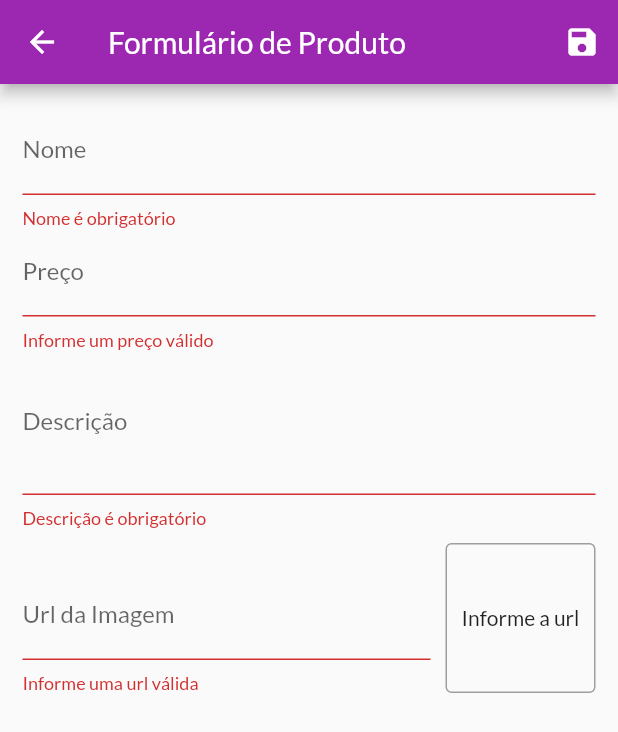
After one commit to gabrielaz318/shop-flutter, a Flutter app: the ProductFormScreen screen opened by its route, after a tap on the "save" icon, on a phone screen of 412 x 824 dp. The commit adds this screen. Shown: the top 732 px of the screen. Run offline on Flutter 3.47's test engine with Material 2 defaults, Android fonts, the phone set to English and light mode, and no system bars; network calls fail.

Commit message:
Capítulo Trabalhando com Formulários finalizado

```diff
--- a/lib/components/product_grid.dart
+++ b/lib/components/product_grid.dart
@@ -1,6 +1,6 @@
 import 'package:flutter/material.dart';
 import 'package:provider/provider.dart';
-import 'package:shop/components/product_item.dart';
+import 'package:shop/components/product_grid_item.dart';
 
 import '../models/product.dart';
 import '../models/product_list.dart';
@@ -19,7 +19,7 @@ class ProductGrid extends StatelessWidget {
       itemCount: loadedProducts.length,
       itemBuilder: (ctx, index) => ChangeNotifierProvider.value(
         value: loadedProducts[index],
-        child: const ProductItem(),
+        child: const ProductGridItem(),
       ),
       gridDelegate: const SliverGridDelegateWithFixedCrossAxisCount(
           crossAxisCount: 2,
--- a/lib/main.dart
+++ b/lib/main.dart
@@ -7,6 +7,8 @@ import 'package:shop/providers/counter.dart';
 import 'package:shop/screens/cart_screen.dart';
 import 'package:shop/screens/counter_screen.dart';
 import 'package:shop/screens/orders_screen.dart';
+import 'package:shop/screens/product_form_screen.dart';
+import 'package:shop/screens/products_screen.dart';
 import 'package:shop/utils/app_routes.dart';
 
 import 'screens/product_detail_screen.dart';
@@ -48,6 +50,8 @@ class MyApp extends StatelessWidget {
             AppRoutes.PRODUCT_DETAIL: (ctx) => const ProductDetailScreen(),
             AppRoutes.CART: (ctx) => const CartScreen(),
             AppRoutes.ORDERS: (ctx) => const OrdersScreen(),
+            AppRoutes.PRODUCT_FORM: (ctx) => const ProductFormScreen(),
+            AppRoutes.PRODUCTS: (ctx) => const ProductsScreen(),
           }),
     );
   }
--- /dev/null
+++ b/lib/screens/product_form_screen.dart
@@ -0,0 +1,231 @@
+import 'dart:math';
+
+import 'package:flutter/material.dart';
+import 'package:provider/provider.dart';
+import 'package:shop/models/product.dart';
+import 'package:shop/models/product_list.dart';
+
+class ProductFormScreen extends StatefulWidget {
+  const ProductFormScreen({super.key});
+
+  @override
+  State<ProductFormScreen> createState() => _ProductFormScreenState();
+}
+
+class _ProductFormScreenState extends State<ProductFormScreen> {
+  final _priceFocus = FocusNode();
+  final _imageFocus = FocusNode();
+  final _descriptionFocus = FocusNode();
+  final _imageUrlController = TextEditingController();
+
+  final _formKey = GlobalKey<FormState>();
+  final _formData = Map<String, Object>();
+
+  @override
+  void initState() {
+    super.initState();
+    _imageFocus.addListener(updateImage);
+  }
+
+  @override
+  void didChangeDependencies() {
+    super.didChangeDependencies();
+
+    if(_formData.isEmpty) {
+      final arg = ModalRoute.of(context)?.settings.arguments;
+
+      if(arg == null) {
+        return;
+      }
+
+      final product = arg as Product;
+      _formData['id'] = product.id;
+      _formData['name'] = product.name;
+      _formData['price'] = product.price;
+      _formData['description'] = product.description;
+      _formData['imageUrl'] = product.imageUrl;
+
+      _imageUrlController.text = product.imageUrl;
+    }
+  }
+
+  @override
+  void dispose() {
+    super.dispose();
+    _priceFocus.dispose();
+    _descriptionFocus.dispose();
+    _imageFocus.removeListener(updateImage);
+    _imageFocus.dispose();
+  }
+
+  void updateImage() {
+    setState(() {});
+  }
+
+  bool isValidImageUrl(String url) {
+    bool isValidUrl = Uri.tryParse(url)?.hasAbsolutePath ?? false;
+    bool endsWithFile = url.toLowerCase().endsWith('.png') ||
+        url.toLowerCase().endsWith('.jpg') ||
+        url.toLowerCase().endsWith('.jpeg');
+
+    return isValidUrl && endsWithFile;
+  }
+
+  void _submitForm() {
+    final isValid = _formKey.currentState?.validate() ?? false;
+
+    if (!isValid) {
+      return;
+    }
+
+    _formKey.currentState?.save();
+    Provider.of<ProductList>(context, listen: false).saveProduct(_formData);
+    Navigator.of(context).pop();
+  }
+
+  @override
+  Widget build(BuildContext context) {
+    return Scaffold(
+      appBar: AppBar(
+        title: const Text('Formulário de Produto'),
+        actions: [
+          IconButton(
+            onPressed: _submitForm,
+            icon: const Icon(Icons.save),
+          )
+        ],
+      ),
+      body: Padding(
+        padding: const EdgeInsets.all(15),
+        child: Form(
+          key: _formKey,
+          child: ListView(
+            children: [
+              TextFormField(
+                initialValue: (_formData['name'] as String? ?? '').toString(),
+                decoration: const InputDecoration(labelText: 'Nome'),
+                textInputAction: TextInputAction.next,
+                onFieldSubmitted: (_) {
+                  FocusScope.of(context).requestFocus(_priceFocus);
+                },
+                onSaved: (name) => _formData['name'] = name ?? '',
+                validator: (_name) {
+                  final name = _name ?? '';
+
+                  if (name.trim().isEmpty) {
+                    return 'Nome é obrigatório';
+                  }
+
+                  if (name.trim().length < 3) {
+                    return 'Nome precisa no mínimo de 3 letras';
+                  }
+
+                  return null;
+                },
+              ),
+              TextFormField(
+                initialValue: (_formData['price'] as double? ?? '').toString(),
+                focusNode: _priceFocus,
+                decoration: const InputDecoration(labelText: 'Preço'),
+                textInputAction: TextInputAction.next,
+                keyboardType: TextInputType.number,
+                onFieldSubmitted: (_) {
+                  FocusScope.of(context).requestFocus(_descriptionFocus);
+                },
+                onSaved: (price) =>
+                    _formData['price'] = double.parse(price ?? '0.0'),
+                validator: (_price) {
+                  final priceString = _price ?? '-1';
+                  final price = double.tryParse(priceString) ?? -1;
+
+                  if(price <= 0) {
+                    return 'Informe um preço válido';
+                  }
+
+                  return null;
+                },
+              ),
+              TextFormField(
+                initialValue: (_formData['description'] as String? ?? '').toString(),
+                focusNode: _descriptionFocus,
+                decoration: const InputDecoration(labelText: 'Descrição'),
+                textInputAction: TextInputAction.next,
+                keyboardType: TextInputType.multiline,
+                maxLines: 3,
+                onFieldSubmitted: (_) {
+                  FocusScope.of(context).requestFocus(_imageFocus);
+                },
+                onSaved: (description) =>
+                    _formData['description'] = description ?? '',
+                validator: (_description) {
+                  final description = _description ?? '';
+
+                  if (description.trim().isEmpty) {
+                    return 'Descrição é obrigatório';
+                  }
+
+                  if (description.trim().length < 3) {
+                    return 'Descrição precisa no mínimo de 3 letras';
+                  }
+
+                  return null;
+                },
+              ),
+              Row(
+                crossAxisAlignment: CrossAxisAlignment.end,
+                children: [
+                  Expanded(
+                    child: TextFormField(
+                      focusNode: _imageFocus,
+                      decoration:
+                          const InputDecoration(labelText: 'Url da Imagem'),
+                      textInputAction: TextInputAction.done,
+                      keyboardType: TextInputType.url,
+                      controller: _imageUrlController,
+                      onFieldSubmitted: (_) => _submitForm,
+                      onSaved: (imageUrl) =>
+                          _formData['imageUrl'] = imageUrl ?? '',
+                      validator: (_imageUrl) {
+                        final imageUrl = _imageUrl ?? '';
+
+                        if (!isValidImageUrl(imageUrl)) {
+                          return 'Informe uma url válida';
+                        }
+
+                        return null;
+                      },
+                    ),
+                  ),
+                  Container(
+                    height: 100,
+                    width: 100,
+                    margin: const EdgeInsets.only(top: 10, left: 10),
+                    decoration: BoxDecoration(
+                        borderRadius:
+                            const BorderRadius.all(Radius.circular(4)),
+                        border: Border.all(
+                          color: Colors.grey,
+                          width: 1,
+                        )),
+                    alignment: Alignment.center,
+                    child: _imageUrlController.text.isEmpty ||
+                            !isValidImageUrl(_imageUrlController.text)
+                        ? const Text('Informe a url')
+                        : FittedBox(
+                            fit: BoxFit.cover,
+                            child: Image.network(
+                              _imageUrlController.text,
+                              width: 100,
+                              height: 100,
+                            ),
+                          ),
+                  )
+                ],
+              ),
+            ],
+          ),
+        ),
+      ),
+    );
+  }
+}
--- a/lib/utils/app_routes.dart
+++ b/lib/utils/app_routes.dart
@@ -2,5 +2,7 @@ class AppRoutes {
   static const HOME = '/';
   static const CART = '/cart';
   static const ORDERS = '/orders';
+  static const PRODUCTS = '/products';
+  static const PRODUCT_FORM = '/product-form';
   static const PRODUCT_DETAIL = '/product-detail';
 }
```
Also changed, not shown: lib/components/app_drawer.dart (+9 -1 lines), lib/components/cart_item.dart (+25 -1 lines), lib/components/product_grid_item.dart (added, +69 -0 lines), lib/components/product_item.dart (+53 -37 lines), lib/models/cart.dart (+22 -0 lines), lib/models/product_list.dart (+43 -0 lines), lib/screens/products_screen.dart (added, +40 -0 lines), lib/models/product.dart (line endings or trailing spaces).
